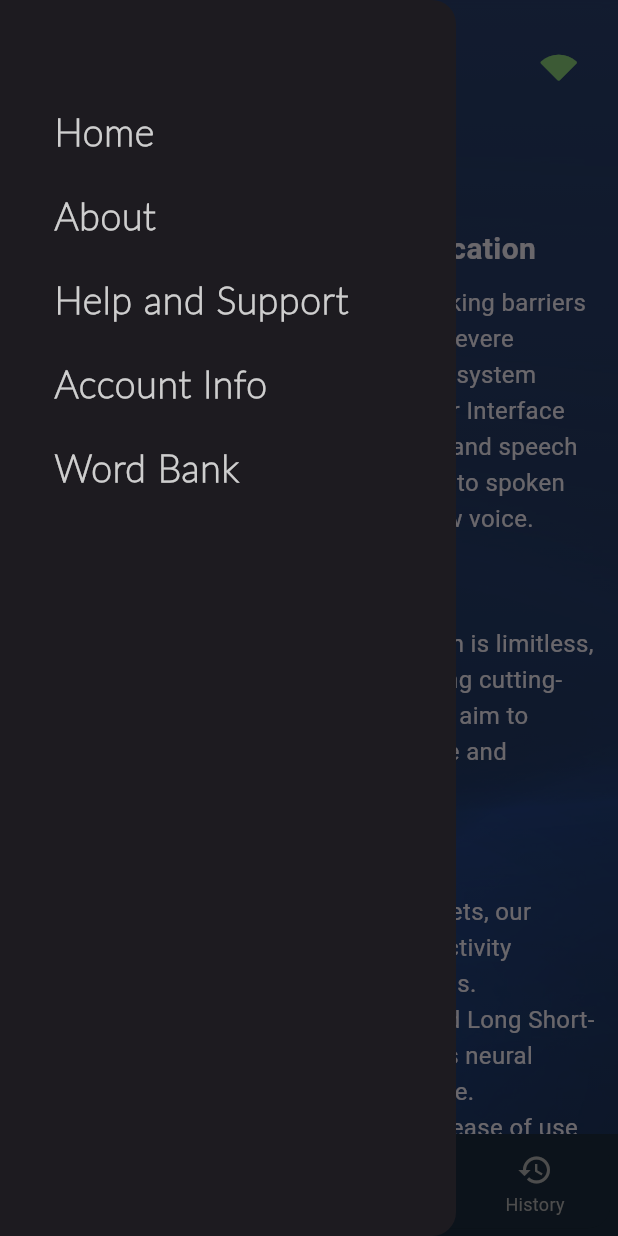
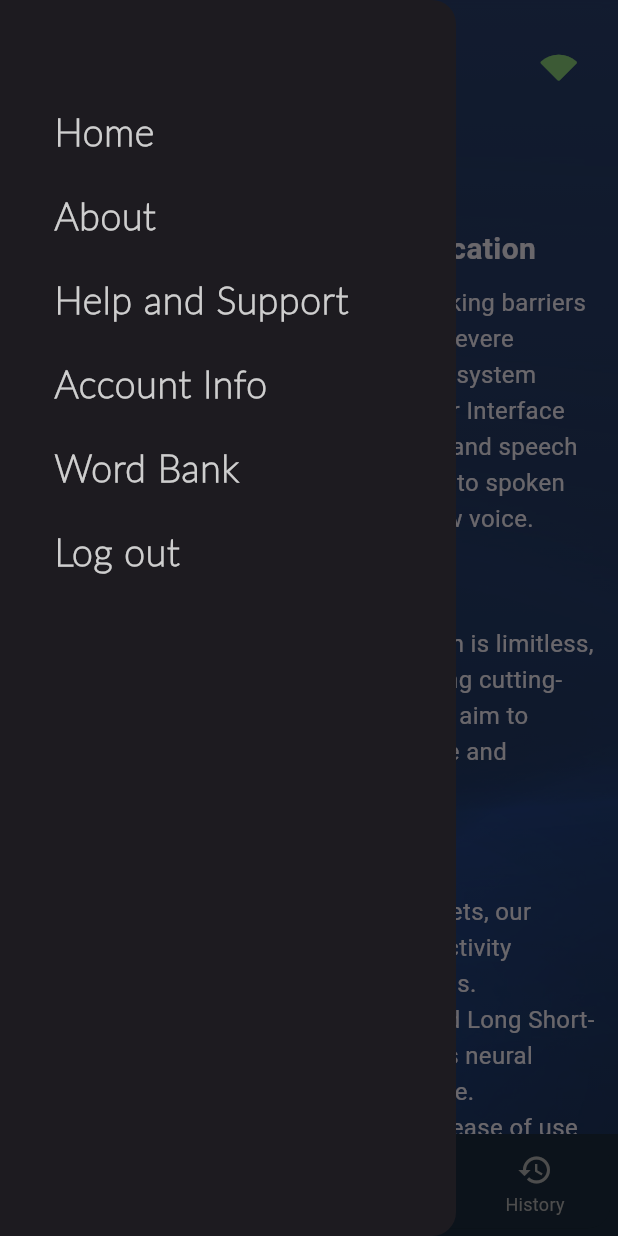
Before and after one commit to malakHelmy/Neurithm, a Flutter app: the AboutPage screen opened directly, with the side drawer open, on a phone screen of 412 x 824 dp. Run offline on Flutter 3.47's test engine with Material 3 defaults, Android fonts, the phone set to English and light mode, and no system bars; our stand-ins replace cloud_firestore, firebase_core, flutter_tts; accounts and stored records are empty.

Commit message:
Added log out

```diff
--- a/neurithm/lib/main.dart
+++ b/neurithm/lib/main.dart
@@ -38,7 +38,7 @@ class ThoughtToSpeechApp extends StatelessWidget {
         scaffoldBackgroundColor: const Color(0xFF1A2A3A),
         primaryColor: const Color(0xFF394B58),
       ),
-      home: WordBankPage(),
+      home: LoginPage(),
     );
   }
 }
--- a/neurithm/lib/widgets/appbar.dart
+++ b/neurithm/lib/widgets/appbar.dart
@@ -1,12 +1,18 @@
 import 'package:flutter/material.dart';
+import 'package:neurithm/screens/loginPage.dart';
 import 'package:neurithm/screens/userProfile.dart';
+import 'package:neurithm/widgets/logInForm.dart';
 import '../screens/homePage.dart';
 import '../screens/wordBank.dart';
 import '../screens/feedback.dart';
 import '../screens/help.dart';
 import '../screens/aboutUs.dart';
+import '../services/auth.dart';
 
 Drawer sideAppBar(context) {
+
+    final AuthMethods _authMethods = AuthMethods();
+
   return Drawer(
     child: ListView(
       padding: const EdgeInsets.symmetric(horizontal: 20.0, vertical: 60.0),
@@ -101,6 +107,24 @@ Drawer sideAppBar(context) {
                 ));
           },
         ),
+        ListTile(
+          title: const Text('Log out',
+              style: TextStyle(
+                color: Color.fromARGB(255, 206, 206, 206),
+                fontSize: 25,
+                fontFamily: 'Lato',
+                fontWeight: FontWeight.bold,
+              )),
+          onTap: () {
+            _authMethods.signOut();
+            Navigator.push(
+                      context,
+                      MaterialPageRoute(
+                        builder: (context) => LoginPage(),
+                      ),
+                    );
+          },
+        ),
       ],
     ),
   );
```
